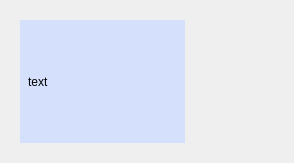
Qt form item.ui (NAD777/Game-pygame) before a commit.
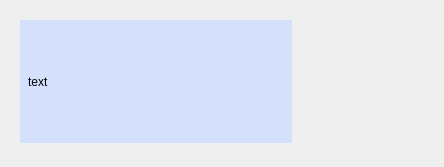
The same form after that commit. Icons and pictures are not drawn.

```diff
--- a/item.ui
+++ b/item.ui
@@ -6,8 +6,8 @@
    <rect>
     <x>0</x>
     <y>0</y>
-    <width>294</width>
-    <height>163</height>
+    <width>444</width>
+    <height>167</height>
    </rect>
   </property>
   <property name="windowTitle">
@@ -18,7 +18,7 @@
     <rect>
      <x>20</x>
      <y>20</y>
-     <width>251</width>
+     <width>411</width>
      <height>123</height>
     </rect>
    </property>
```
